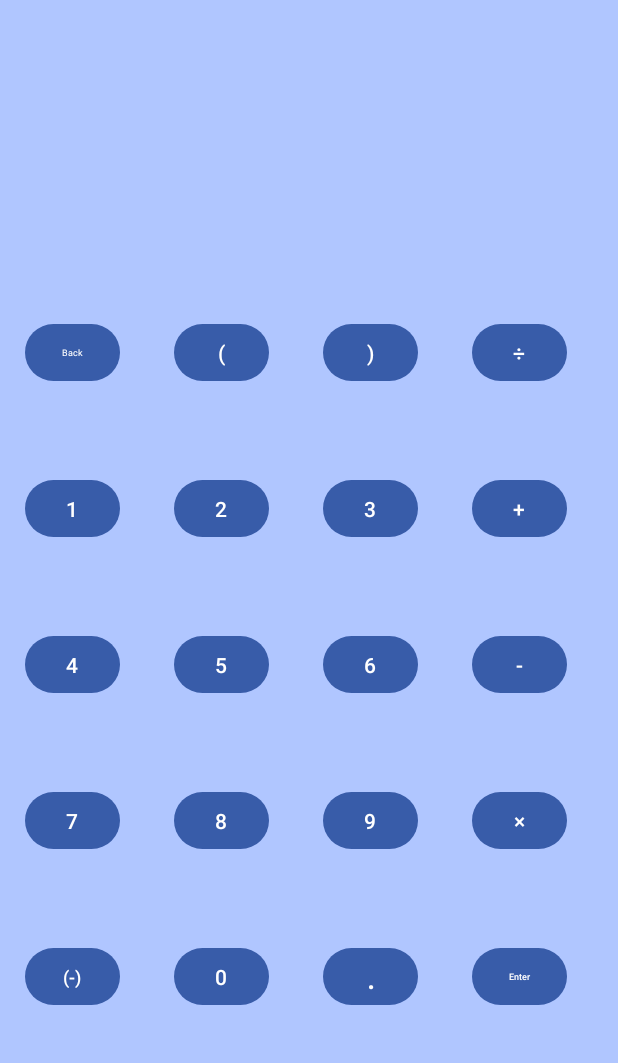
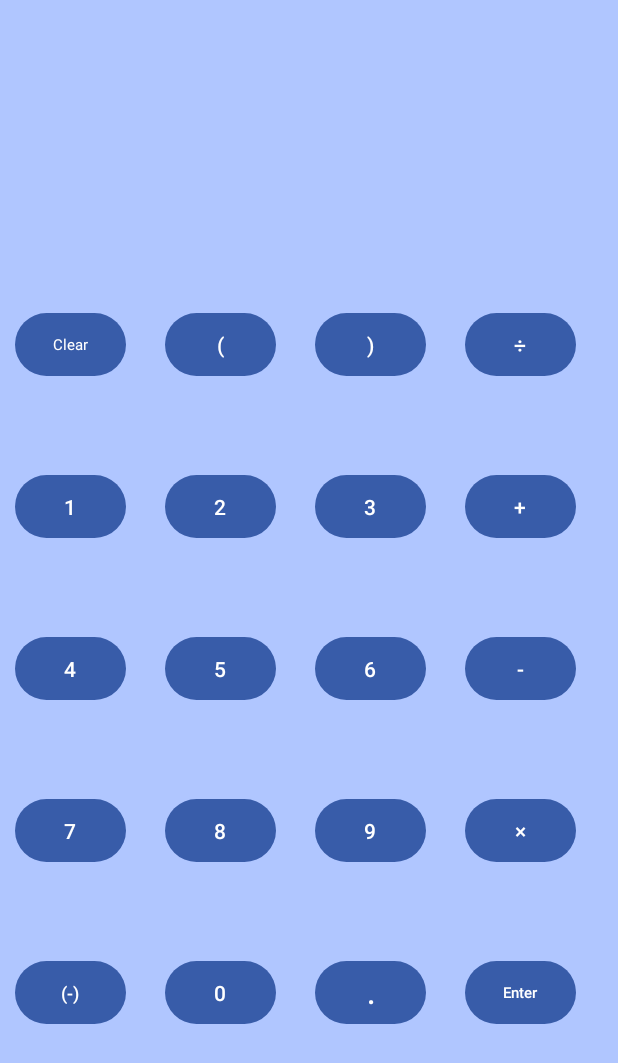
Before and after one commit to angelahe07/CalculatorAppHe, an Android app: the screen it shows after launch (MainActivity), on a phone screen of 412 x 824 dp. Shown: the top 1063 px of the screen. Run offline under Robolectric (Android 15) with nearby library versions, the phone set to English and light mode, and no system bars; Roboto replaces fonts that are not available here.

Commit message:
finished functionality of all buttons except parentheses
currently, input only limited to 2 numbers

```diff
--- a/app/src/main/res/layout/activity_main.xml
+++ b/app/src/main/res/layout/activity_main.xml
@@ -19,36 +19,18 @@
         app:layout_constraintTop_toBottomOf="@+id/button6" />
 
     <TextView
-        android:id="@+id/textViewFirstInputNum"
-        android:layout_width="@dimen/inputBoxWidth"
-        android:layout_height="102dp"
+        android:id="@+id/textViewInputExpression"
+        android:layout_width="358dp"
+        android:layout_height="91dp"
         android:layout_marginStart="@dimen/edgeMargin"
-        android:layout_marginTop="70dp"
-        android:ems="10"
-        android:inputType="number"
-        app:layout_constraintStart_toStartOf="parent"
-        app:layout_constraintTop_toTopOf="parent" />
-
-    <TextView
-        android:id="@+id/textViewOperation"
-        android:layout_width="63dp"
-        android:layout_height="59dp"
-        android:layout_marginStart="12dp"
-        android:layout_marginTop="85dp"
-        android:layout_marginEnd="12dp"
-        app:layout_constraintEnd_toStartOf="@+id/textViewSecondInputNum"
-        app:layout_constraintStart_toEndOf="@+id/textViewFirstInputNum"
-        app:layout_constraintTop_toTopOf="parent" />
-
-    <TextView
-        android:id="@+id/textViewSecondInputNum"
-        android:layout_width="@dimen/inputBoxWidth"
-        android:layout_height="102dp"
         android:layout_marginTop="70dp"
         android:layout_marginEnd="@dimen/edgeMargin"
         android:ems="10"
         android:inputType="number"
+        android:textAlignment="center"
+        android:textSize="20sp"
         app:layout_constraintEnd_toEndOf="parent"
+        app:layout_constraintStart_toStartOf="parent"
         app:layout_constraintTop_toTopOf="parent" />
 
     <Button
@@ -64,53 +46,53 @@
         app:layout_constraintTop_toBottomOf="@+id/button9" />
 
     <Button
-        android:id="@+id/buttonBack"
+        android:id="@+id/buttonClear"
         android:layout_width="@dimen/buttonWidth"
         android:layout_height="@dimen/buttonHeight"
         android:layout_marginStart="@dimen/edgeMargin"
-        android:layout_marginTop="40dp"
+        android:layout_marginTop="@dimen/topButtonToInput"
         android:onClick="buttonSelected"
-        android:text="@string/back"
+        android:text="@string/clear"
         android:textAppearance="@style/TextAppearance.AppCompat.Small"
-        android:textSize="6sp"
+        android:textSize="@dimen/fontSizeButton"
         app:layout_constraintStart_toStartOf="parent"
-        app:layout_constraintTop_toBottomOf="@+id/textViewFirstInputNum" />
+        app:layout_constraintTop_toBottomOf="@+id/textViewInputExpression" />
 
     <Button
         android:id="@+id/buttonDivide"
         android:layout_width="@dimen/buttonWidth"
         android:layout_height="@dimen/buttonHeight"
         android:layout_marginStart="@dimen/spaceBetweenButton"
-        android:layout_marginTop="40dp"
+        android:layout_marginTop="@dimen/topButtonToInput"
         android:onClick="buttonSelected"
         android:text="÷"
         android:textSize="@dimen/symbolSize"
         app:layout_constraintStart_toEndOf="@+id/buttonRightParentheses"
-        app:layout_constraintTop_toBottomOf="@+id/textViewSecondInputNum" />
+        app:layout_constraintTop_toBottomOf="@+id/textViewInputExpression" />
 
     <Button
         android:id="@+id/buttonRightParentheses"
         android:layout_width="@dimen/buttonWidth"
         android:layout_height="@dimen/buttonHeight"
         android:layout_marginStart="@dimen/spaceBetweenButton"
-        android:layout_marginTop="40dp"
+        android:layout_marginTop="@dimen/topButtonToInput"
         android:onClick="buttonSelected"
         android:text=")"
         android:textSize="@dimen/symbolSize"
         app:layout_constraintStart_toEndOf="@+id/buttonLeftParentheses"
-        app:layout_constraintTop_toBottomOf="@+id/textViewSecondInputNum" />
+        app:layout_constraintTop_toBottomOf="@+id/textViewInputExpression" />
 
     <Button
         android:id="@+id/buttonLeftParentheses"
         android:layout_width="@dimen/buttonWidth"
         android:layout_height="@dimen/buttonHeight"
         android:layout_marginStart="@dimen/spaceBetweenButton"
-        android:layout_marginTop="40dp"
+        android:layout_marginTop="@dimen/topButtonToInput"
         android:onClick="buttonSelected"
         android:text="("
         android:textSize="@dimen/symbolSize"
-        app:layout_constraintStart_toEndOf="@+id/buttonBack"
-        app:layout_constraintTop_toBottomOf="@+id/textViewFirstInputNum" />
+        app:layout_constraintStart_toEndOf="@+id/buttonClear"
+        app:layout_constraintTop_toBottomOf="@+id/textViewInputExpression" />
 
     <Button
         android:id="@+id/button1"
@@ -121,7 +103,7 @@
         android:onClick="buttonSelected"
         android:text="1"
         app:layout_constraintStart_toStartOf="parent"
-        app:layout_constraintTop_toBottomOf="@+id/buttonBack" />
+        app:layout_constraintTop_toBottomOf="@+id/buttonClear" />
 
     <Button
         android:id="@+id/button2"
@@ -276,7 +258,7 @@
         android:onClick="buttonSelected"
         android:text="@string/enter"
         android:textAlignment="center"
-        android:textSize="6sp"
+        android:textSize="@dimen/fontSizeButton"
         app:layout_constraintStart_toEndOf="@+id/buttonDecimal"
         app:layout_constraintTop_toBottomOf="@+id/buttonMultiply" />
 
--- a/app/src/main/res/values/strings.xml
+++ b/app/src/main/res/values/strings.xml
@@ -1,5 +1,5 @@
 <resources>
     <string name="app_name">CalculatorAppHe</string>
-    <string name="back">Back</string>
+    <string name="clear">Clear</string>
     <string name="enter">Enter</string>
 </resources>
```
Also changed, not shown: app/src/main/java/com/example/calculatorapphe/MainActivity.java (+85 -32 lines), app/src/main/res/values/dimens.xml (+7 -5 lines).
